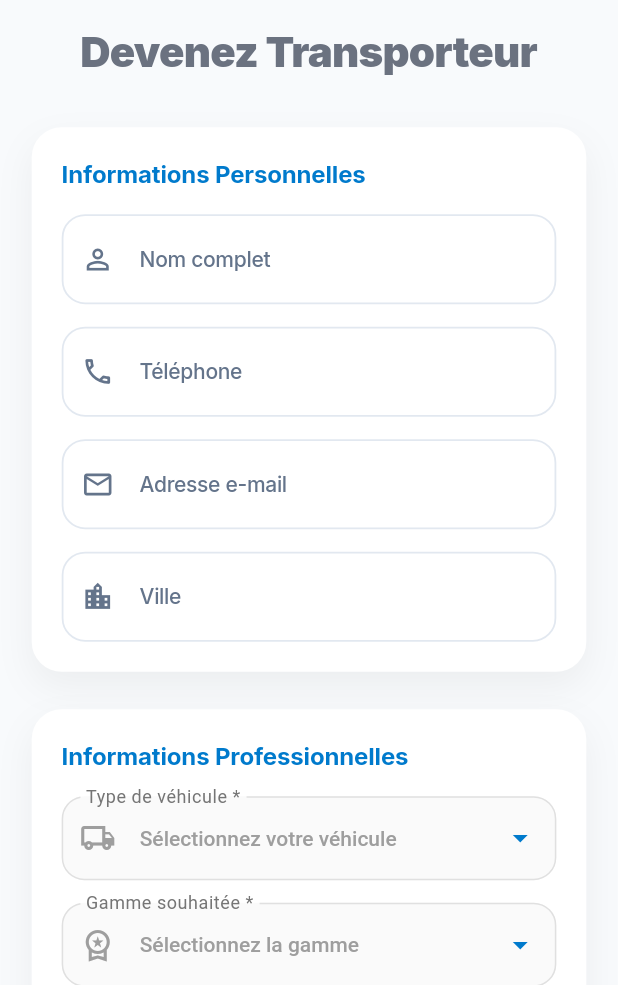
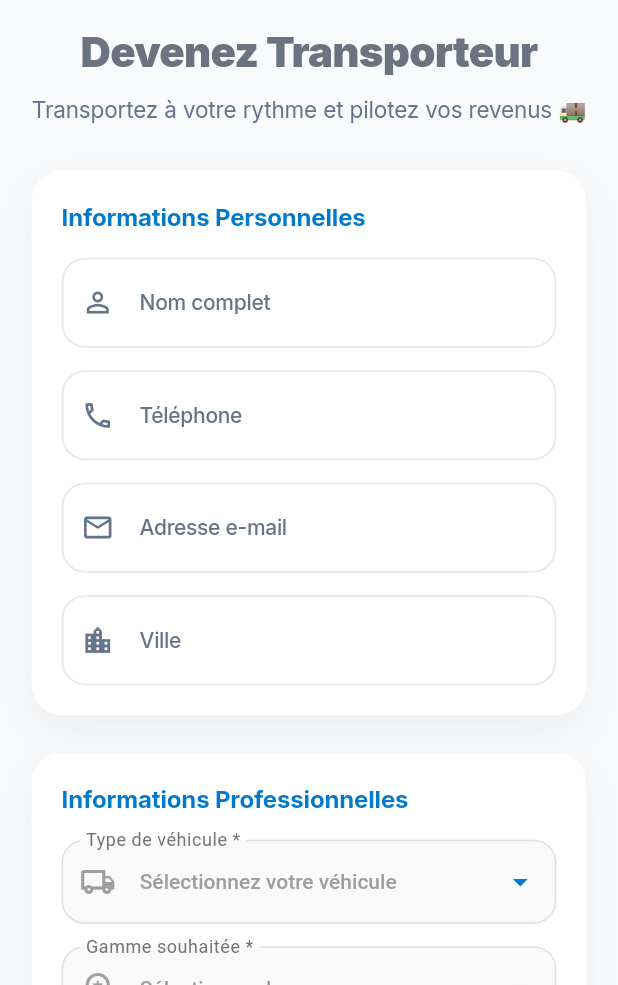
Before and after one commit to CODEUR237-JOAN/camtrans_1, a Flutter app: the InscriptionTransporteur screen opened by its route, on a phone screen of 412 x 824 dp, the part 251-1236 px from its top. Run offline on Flutter 3.47's test engine with Material 3 defaults, Android fonts, the phone set to English and light mode, and no system bars; drawn by our look-alikes of flutter_animate; our stand-ins replace cached_network_image, cloud_firestore, connectivity_plus, dio, firebase_auth, firebase_core and 23 more; missing offline and left inert: dart:js_interop, flutter_map_cancellable_tile_provider, flutter_ringtone_player; accounts and stored records are empty; project files that could hold a hidden picture were left out.

Commit message:
style(ui): polish parcours inscription (choix profil + formulaires client/transporteur)
choix_profil: correction des accents francais manquants (Experience -> Experience personnalisee, etc.). inscription client & transporteur: sous-titre d'accueil humanise sous le titre, titres centres. Ecrans deja bleu-ready via les tokens. UI/texte uniquement, aucune logique touchee.

```diff
--- a/lib/fonctionnalites/authentification/inscription_transporteur.dart
+++ b/lib/fonctionnalites/authentification/inscription_transporteur.dart
@@ -407,10 +407,23 @@ class _InscriptionTransporteurState
                   // Titre
                   const Text(
                     "Devenez Transporteur",
+                    textAlign: TextAlign.center,
                     style: TextStyle(
                       fontSize: 28,
                       fontWeight: FontWeight.w900,
                       letterSpacing: -0.5,
+                    ),
+                  ),
+
+                  const SizedBox(height: 8),
+
+                  const Text(
+                    "Transportez à votre rythme et pilotez vos revenus 🚚",
+                    textAlign: TextAlign.center,
+                    style: TextStyle(
+                      fontSize: 15,
+                      color: CouleursApp.texteSecondaire,
+                      height: 1.4,
                     ),
                   ),
 
```
Also changed, not shown: lib/fonctionnalites/authentification/choix_profil.dart (+7 -7 lines), lib/fonctionnalites/authentification/inscription_client.dart (+13 -0 lines).
